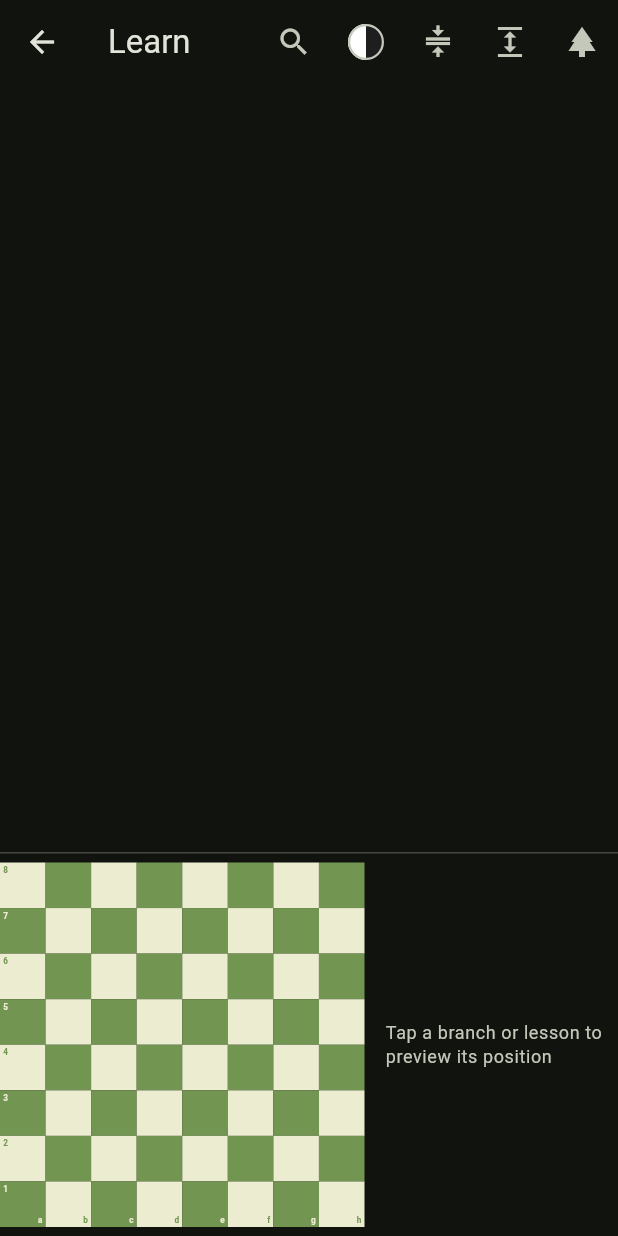
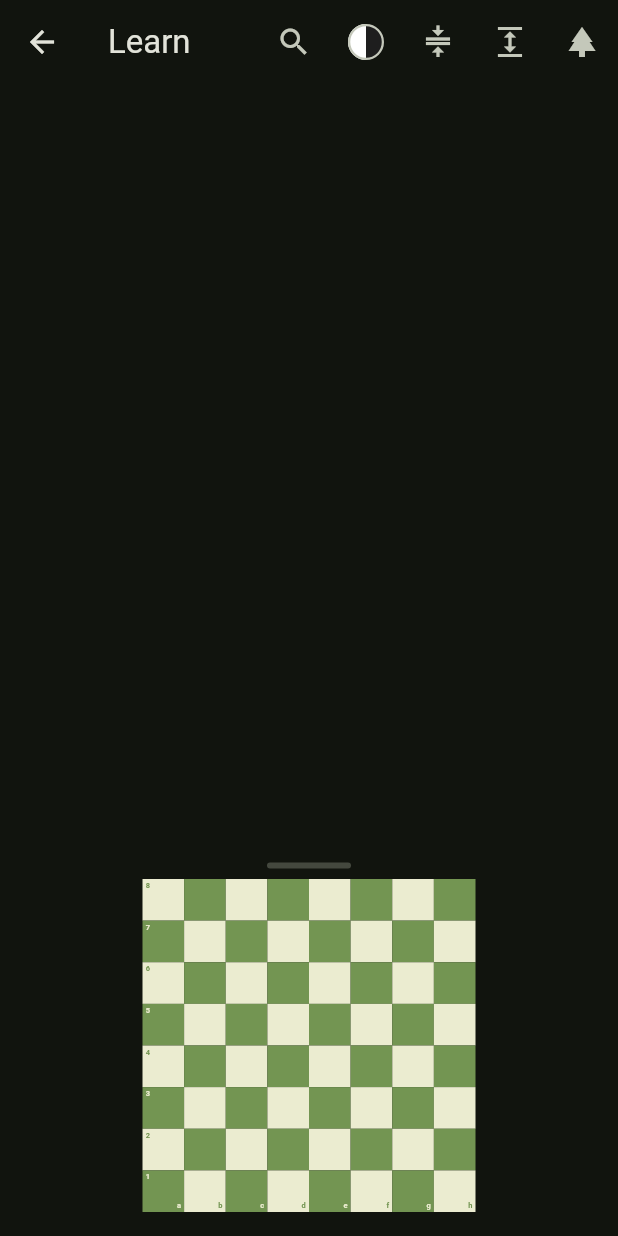
Before and after one commit to spablos/seechess-app, a Flutter app: the LearnScreen screen opened directly, on a phone screen of 412 x 824 dp. Run offline on Flutter 3.47's test engine with Material 3 defaults, Android fonts, the phone set to English and light mode, and no system bars; our stand-ins replace app_links, file_picker, image_picker, package_info_plus, qr_flutter, share_plus and 3 more; missing offline and left inert: bluetooth_low_energy, chess, crop_your_image, dart:js_interop, mobile_scanner, receive_sharing_intent and 1 more; accounts and stored records are empty; network calls fail.

Commit message:
seechess 1.9.25+91 (sync from private repo c877a9b)

```diff
--- a/lib/screens/learn.dart
+++ b/lib/screens/learn.dart
@@ -253,16 +253,6 @@ class _LearnScreenState extends State<LearnScreen> {
     });
   }
 
-  String _previewLabel() {
-    final b = StringBuffer();
-    for (var i = 0; i < _previewSans.length; i++) {
-      if (i.isEven) b.write('${i ~/ 2 + 1}.');
-      b.write(_previewSans[i]);
-      b.write(' ');
-    }
-    return 'After ${b.toString().trim()}';
-  }
-
   Map<String, String> _previewPieces() {
     final g = ch.Chess();
     for (final san in _previewSans) {
@@ -395,19 +385,24 @@ class _LearnScreenState extends State<LearnScreen> {
                   // leaf's starting point) — the tree becomes browsable
                   Expanded(
                     flex: 1,
+                    child: Column(
+                      children: [
+                        Padding(
+                          padding: const EdgeInsets.symmetric(vertical: 7),
                           child: Container(
+                            height: 4,
+                            width: 56,
                             decoration: BoxDecoration(
-                        border: Border(
-                          top: BorderSide(
                               color: theme.colorScheme.outlineVariant,
+                              borderRadius: BorderRadius.circular(2),
                             ),
                           ),
                         ),
-                      padding: const EdgeInsets.symmetric(vertical: 6),
-                      child: Row(
-                        mainAxisAlignment: MainAxisAlignment.center,
-                        children: [
-                          AspectRatio(
+                        Expanded(
+                          child: Padding(
+                            padding: const EdgeInsets.only(bottom: 16),
+                            child: Center(
+                              child: AspectRatio(
                                 aspectRatio: 1,
                                 child: ChessBoard(
                                   pieces: _previewPieces(),
@@ -417,20 +412,10 @@ class _LearnScreenState extends State<LearnScreen> {
                                   legalTargetsFor: (_) => const {},
                                 ),
                               ),
-                          const SizedBox(width: 14),
-                          Flexible(
-                            child: Text(
-                              _previewSans.isEmpty
-                                  ? 'Tap a branch or lesson to preview '
-                                        'its position'
-                                  : _previewLabel(),
-                              style: theme.textTheme.bodySmall?.copyWith(
-                                color: theme.colorScheme.onSurfaceVariant,
                             ),
                           ),
                         ),
                       ],
-                      ),
                     ),
                   ),
                 ],
--- a/pubspec.yaml
+++ b/pubspec.yaml
@@ -16,7 +16,7 @@ publish_to: 'none' # Remove this line if you wish to publish to pub.dev
 # https://developer.apple.com/library/archive/documentation/General/Reference/InfoPlistKeyReference/Articles/CoreFoundationKeys.html
 # In Windows, build-name is used as the major, minor, and patch parts
 # of the product and file versions while build-number is used as the build suffix.
-version: 1.9.24+90
+version: 1.9.25+91
 
 environment:
   sdk: ^3.12.2
```
Lines whose indentation alone changed are shown as unchanged.
